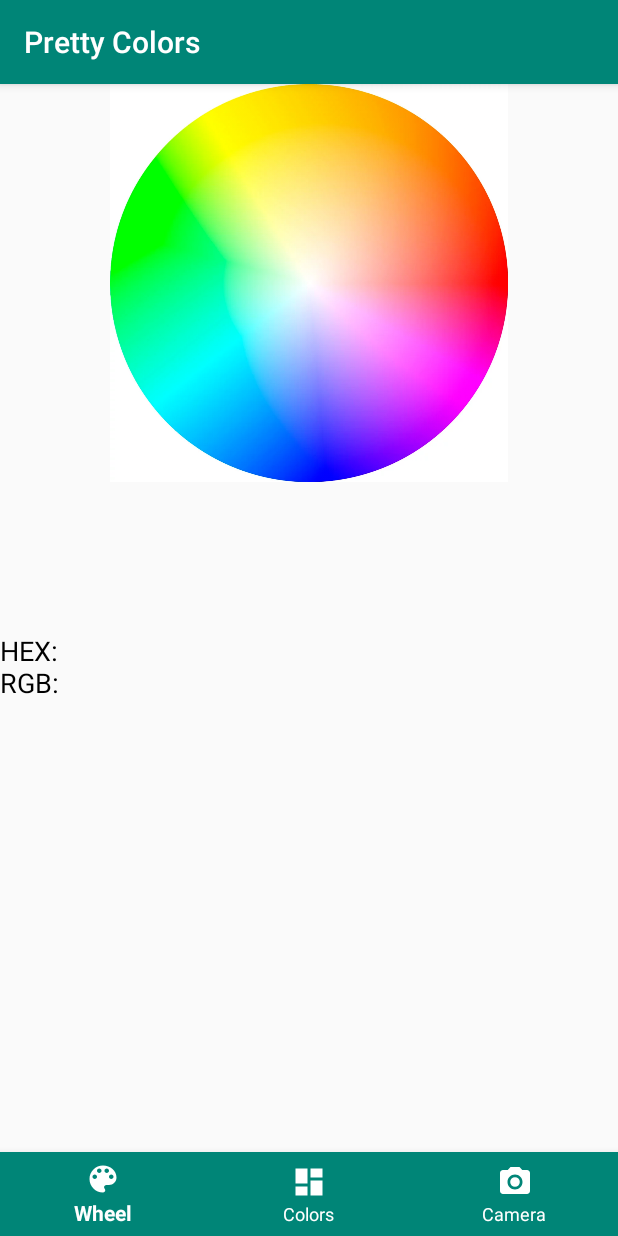
After one commit to VishBK/PrettyColors, an Android app: the fragment WheelFragment placed in its activity, on a phone screen of 412 x 824 dp. The commit adds this screen. Run offline under Robolectric (Android 15) with nearby library versions, the phone set to English and light mode, and no system bars.

Commit message:
Added Color Wheel

```diff
--- a/app/build.gradle
+++ b/app/build.gradle
@@ -23,6 +23,7 @@ dependencies {
     implementation 'com.android.support:appcompat-v7:28.0.0'
     implementation 'com.android.support:design:28.0.0'
     implementation 'com.android.support.constraint:constraint-layout:1.1.3'
+    implementation 'com.android.support:support-v4:28.0.0'
     testImplementation 'junit:junit:4.12'
     androidTestImplementation 'com.android.support.test:runner:1.0.2'
     androidTestImplementation 'com.android.support.test.espresso:espresso-core:3.0.2'
--- /dev/null
+++ b/app/src/main/java/com/example/vishk/prettycolors/CameraFragment.java
@@ -0,0 +1,25 @@
+package com.example.vishk.prettycolors;
+
+import android.os.Bundle;
+import android.support.v4.app.Fragment;
+import android.view.LayoutInflater;
+import android.view.View;
+import android.view.ViewGroup;
+
+
+/**
+ * A simple {@link Fragment} subclass.
+ */
+public class CameraFragment extends Fragment {
+
+    public CameraFragment() {
+        // Required empty public constructor
+    }
+
+    @Override
+    public View onCreateView(LayoutInflater inflater, ViewGroup container,
+                             Bundle savedInstanceState) {
+        // Inflate the layout for this fragment
+        return inflater.inflate(R.layout.fragment_camera, container, false);
+    }
+}
--- /dev/null
+++ b/app/src/main/java/com/example/vishk/prettycolors/ColorsFragment.java
@@ -0,0 +1,25 @@
+package com.example.vishk.prettycolors;
+
+import android.os.Bundle;
+import android.support.v4.app.Fragment;
+import android.view.LayoutInflater;
+import android.view.View;
+import android.view.ViewGroup;
+
+
+/**
+ * A simple {@link Fragment} subclass.
+ */
+public class ColorsFragment extends Fragment {
+
+    public ColorsFragment() {
+        // Required empty public constructor
+    }
+
+    @Override
+    public View onCreateView(LayoutInflater inflater, ViewGroup container,
+                             Bundle savedInstanceState) {
+        // Inflate the layout for this fragment
+        return inflater.inflate(R.layout.fragment_colors, container, false);
+    }
+}
--- a/app/src/main/java/com/example/vishk/prettycolors/MainActivity.java
+++ b/app/src/main/java/com/example/vishk/prettycolors/MainActivity.java
@@ -1,44 +1,80 @@
 package com.example.vishk.prettycolors;
 
+import android.annotation.SuppressLint;
+import android.graphics.Bitmap;
+import android.graphics.Color;
 import android.os.Bundle;
 import android.support.annotation.NonNull;
 import android.support.design.widget.BottomNavigationView;
+import android.support.v4.app.Fragment;
+import android.support.v4.app.FragmentTransaction;
 import android.support.v7.app.AppCompatActivity;
 import android.view.MenuItem;
+import android.view.MotionEvent;
+import android.view.View;
+import android.widget.FrameLayout;
+import android.widget.ImageView;
 import android.widget.TextView;
 
 public class MainActivity extends AppCompatActivity {
 
     private TextView mTextMessage;
+    private FrameLayout mMainFrame;
+    private BottomNavigationView mMainNav;
 
-    private BottomNavigationView.OnNavigationItemSelectedListener mOnNavigationItemSelectedListener
-            = new BottomNavigationView.OnNavigationItemSelectedListener() {
+    private WheelFragment wheelFragment;
+    private ColorsFragment colorsFragment;
+    private CameraFragment cameraFragment;
 
-        @Override
-        public boolean onNavigationItemSelected(@NonNull MenuItem item) {
-            switch (item.getItemId()) {
-                case R.id.navigation_home:
-                    mTextMessage.setText(R.string.title_home);
-                    return true;
-                case R.id.navigation_dashboard:
-                    mTextMessage.setText(R.string.title_dashboard);
-                    return true;
-                case R.id.navigation_notifications:
-                    mTextMessage.setText(R.string.title_camera);
-                    return true;
-            }
-            return false;
-        }
-    };
 
+    @SuppressLint("ClickableViewAccessibility")
     @Override
     protected void onCreate(Bundle savedInstanceState) {
         super.onCreate(savedInstanceState);
         setContentView(R.layout.activity_main);
 
-        mTextMessage = (TextView) findViewById(R.id.message);
-        BottomNavigationView navigation = (BottomNavigationView) findViewById(R.id.navigation);
-        navigation.setOnNavigationItemSelectedListener(mOnNavigationItemSelectedListener);
+        mTextMessage = findViewById(R.id.message);
+        mMainFrame = findViewById(R.id.main_frame);
+        mMainNav = findViewById(R.id.main_nav);
+
+        wheelFragment = new WheelFragment();
+        colorsFragment = new ColorsFragment();
+        cameraFragment = new CameraFragment();
+
+        setFragment(colorsFragment);
+
+        mMainNav.setOnNavigationItemSelectedListener(new BottomNavigationView.OnNavigationItemSelectedListener() {
+            @Override
+            public boolean onNavigationItemSelected(@NonNull MenuItem menuItem) {
+                switch (menuItem.getItemId()) {
+                    case R.id.navigation_home:
+                        //mMainNav.setItemBackgroundResource(R.color.colorAccent);
+                        setFragment(wheelFragment);
+                        //mTextMessage.setText(R.string.title_home);
+                        return true;
+                    case R.id.navigation_dashboard:
+                        //mMainNav.setItemBackgroundResource(R.color.colorAccent);
+                        setFragment(colorsFragment);
+                        //mTextMessage.setText(R.string.title_dashboard);
+                        return true;
+                    case R.id.navigation_camera:
+                        //mMainNav.setItemBackgroundResource(R.color.colorAccent);
+                        setFragment(cameraFragment);
+                        //mTextMessage.setText(R.string.title_camera);
+                        return true;
+
+                    default:
+                        return false;
+                }
+            }
+        });
+    }
+
+    private void setFragment(Fragment fragment) {
+        FragmentTransaction fragmentTransaction = getSupportFragmentManager().beginTransaction();
+
+        fragmentTransaction.replace(R.id.main_frame, fragment);
+        fragmentTransaction.commit();
     }
 
 }
--- /dev/null
+++ b/app/src/main/java/com/example/vishk/prettycolors/WheelFragment.java
@@ -0,0 +1,97 @@
+package com.example.vishk.prettycolors;
+
+import android.annotation.SuppressLint;
+import android.graphics.Bitmap;
+import android.graphics.Canvas;
+import android.graphics.Color;
+import android.graphics.Paint;
+import android.os.Bundle;
+import android.support.v4.app.Fragment;
+import android.view.LayoutInflater;
+import android.view.MotionEvent;
+import android.view.SurfaceHolder;
+import android.view.View;
+import android.view.ViewGroup;
+import android.widget.ImageView;
+import android.widget.TextView;
+
+
+/**
+ * A simple {@link Fragment} subclass.
+ */
+public class WheelFragment extends Fragment implements View.OnTouchListener {
+
+    private ImageView mImageView;
+    private TextView mHexResult;
+    private View mColorView1, mColorView2, mColorView3;
+    private Bitmap bitmap;
+
+    private final SurfaceHolder mHolder;
+    private final Paint paint = new Paint(Paint.ANTI_ALIAS_FLAG);
+
+    public WheelFragment() {
+        // Required empty public constructor
+        surfaceHolder = getHolder();
+        paint.setColor(Color.RED);
+        paint.setStyle(Paint.Style.FILL);
+    }
+
+    @SuppressLint("ClickableViewAccessibility")
+    @Override
+    public View onCreateView(LayoutInflater inflater, ViewGroup container,
+                             Bundle savedInstanceState) {
+
+        View v = inflater.inflate(R.layout.fragment_wheel, container, false);
+
+        mImageView = v.findViewById(R.id.imageView);
+        mHexResult = v.findViewById(R.id.mHexResult);
+        mColorView1 = v.findViewById(R.id.colorView1);
+        mColorView2 = v.findViewById(R.id.colorView2);
+        mColorView3 = v.findViewById(R.id.colorView3);
+
+        mImageView.setDrawingCacheEnabled(true);
+        mImageView.buildDrawingCache(true);
+
+        mImageView.setOnTouchListener(new View.OnTouchListener() {
+            @Override
+            public boolean onTouch(View v, MotionEvent event) {
+                if (event.getAction() == MotionEvent.ACTION_DOWN || event.getAction() == MotionEvent.ACTION_MOVE) {
+                    bitmap = mImageView.getDrawingCache();
+
+                    int pixel = bitmap.getPixel((int) event.getX(), (int) event.getY());
+
+                    //getting RGB values
+                    int r = Color.red(pixel);
+                    int g = Color.green(pixel);
+                    int b = Color.blue(pixel);
+
+                    float[] hsv = new float[3];
+                    Color.RGBToHSV(r, g, b, hsv);
+
+                    //getting HEX value
+                    String hex = "\nHEX: #" + Integer.toHexString(pixel);
+
+                    mHexResult.setText("RGB: " + r + ", " + g + ", " + b + hex);
+                    mColorView1.setBackgroundColor(Color.rgb(r, g, b));
+                    hsv[0] = (hsv[0] + 120) % 360;
+                    mColorView2.setBackgroundColor(Color.HSVToColor(hsv));
+                    hsv[0] = (hsv[0] + 120) % 360;
+                    mColorView3.setBackgroundColor(Color.HSVToColor(hsv));\
+
+                    Canvas canvas = surfaceHolder.lockCanvas();
+                    canvas.drawColor(Color.BLACK);
+                    canvas.drawCircle(event.getX(), event.getY(), 50, paint);
+                    surfaceHolder.unlockCanvasAndPost(canvas);
+                }
+                return true;
+            }
+        });
+
+        return v;
+    }
+
+    @Override
+    public boolean onTouch(View v, MotionEvent event) {
+        return false;
+    }
+}
--- /dev/null
+++ b/app/src/main/res/drawable/ic_color_lens_black_24dp.xml
@@ -0,0 +1,9 @@
+<vector xmlns:android="http://schemas.android.com/apk/res/android"
+        android:width="24dp"
+        android:height="24dp"
+        android:viewportWidth="24.0"
+        android:viewportHeight="24.0">
+    <path
+        android:fillColor="#FF000000"
+        android:pathData="M12,3c-4.97,0 -9,4.03 -9,9s4.03,9 9,9c0.83,0 1.5,-0.67 1.5,-1.5 0,-0.39 -0.15,-0.74 -0.39,-1.01 -0.23,-0.26 -0.38,-0.61 -0.38,-0.99 0,-0.83 0.67,-1.5 1.5,-1.5L16,16c2.76,0 5,-2.24 5,-5 0,-4.42 -4.03,-8 -9,-8zM6.5,12c-0.83,0 -1.5,-0.67 -1.5,-1.5S5.67,9 6.5,9 8,9.67 8,10.5 7.33,12 6.5,12zM9.5,8C8.67,8 8,7.33 8,6.5S8.67,5 9.5,5s1.5,0.67 1.5,1.5S10.33,8 9.5,8zM14.5,8c-0.83,0 -1.5,-0.67 -1.5,-1.5S13.67,5 14.5,5s1.5,0.67 1.5,1.5S15.33,8 14.5,8zM17.5,12c-0.83,0 -1.5,-0.67 -1.5,-1.5S16.67,9 17.5,9s1.5,0.67 1.5,1.5 -0.67,1.5 -1.5,1.5z"/>
+</vector>
--- a/app/src/main/res/layout/activity_main.xml
+++ b/app/src/main/res/layout/activity_main.xml
@@ -8,15 +8,28 @@
     tools:context=".MainActivity">
 
     <android.support.design.widget.BottomNavigationView
-        android:id="@+id/navigation"
+        android:id="@+id/main_nav"
         android:layout_width="0dp"
         android:layout_height="wrap_content"
         android:background="?android:attr/windowBackground"
+        app:itemBackground="@color/colorPrimary"
+        app:itemIconTint="@color/colorWhite"
+        app:itemTextColor="@color/colorWhite"
         app:layout_constraintBottom_toBottomOf="parent"
         app:layout_constraintLeft_toLeftOf="parent"
         app:layout_constraintRight_toRightOf="parent"
-        app:menu="@menu/navigation" >
+        app:menu="@menu/navigation">
 
     </android.support.design.widget.BottomNavigationView>
 
+    <FrameLayout
+        android:id="@+id/main_frame"
+        android:layout_width="match_parent"
+        android:layout_height="match_parent"
+        android:layout_above="@+id/main_nav"
+        android:layout_alignParentStart="true"
+        android:layout_alignParentTop="true">
+
+    </FrameLayout>
+
 </android.support.constraint.ConstraintLayout>
--- /dev/null
+++ b/app/src/main/res/layout/fragment_wheel.xml
@@ -0,0 +1,52 @@
+<?xml version="1.0" encoding="utf-8"?>
+<RelativeLayout xmlns:android="http://schemas.android.com/apk/res/android"
+    xmlns:tools="http://schemas.android.com/tools"
+    android:layout_width="match_parent"
+    android:layout_height="match_parent"
+    tools:context=".WheelFragment">
+
+    <ImageView
+        android:id="@+id/imageView"
+        android:layout_width="wrap_content"
+        android:layout_height="265dp"
+        android:contentDescription="Color Wheel"
+        android:src="@drawable/color_wheel" />
+
+    <TextView
+        android:id="@+id/mHexResult"
+        android:layout_width="match_parent"
+        android:layout_height="wrap_content"
+        android:layout_below="@+id/colorView1"
+        android:layout_alignParentStart="true"
+        android:text="HEX: \nRGB:"
+        android:textColor="#000"
+        android:textSize="18sp" />
+
+    <View
+        android:id="@+id/colorView1"
+        android:layout_width="125dp"
+        android:layout_height="100dp"
+        android:layout_below="@+id/imageView"
+        android:layout_alignParentStart="true" />
+
+    <View
+        android:id="@+id/colorView2"
+        android:layout_width="125dp"
+        android:layout_height="100dp"
+        android:layout_below="@+id/imageView"
+        android:layout_alignParentStart="true"
+        android:layout_marginStart="128dp"
+        android:layout_marginTop="0dp" />
+
+    <View
+        android:id="@+id/colorView3"
+        android:layout_width="125dp"
+        android:layout_height="100dp"
+        android:layout_below="@+id/imageView"
+        android:layout_alignParentStart="true"
+        android:layout_alignParentEnd="true"
+        android:layout_marginStart="259dp"
+        android:layout_marginTop="0dp"
+        android:layout_marginEnd="0dp" />
+
+</RelativeLayout>
--- a/app/src/main/res/menu/navigation.xml
+++ b/app/src/main/res/menu/navigation.xml
@@ -3,7 +3,7 @@
 
     <item
         android:id="@+id/navigation_home"
-        android:icon="@drawable/ic_home_black_24dp"
+        android:icon="@drawable/ic_color_lens_black_24dp"
         android:title="@string/title_home" />
 
     <item
--- a/app/src/main/res/values/colors.xml
+++ b/app/src/main/res/values/colors.xml
@@ -3,4 +3,5 @@
     <color name="colorPrimary">#008577</color>
     <color name="colorPrimaryDark">#00574B</color>
     <color name="colorAccent">#D81B60</color>
+    <color name="colorWhite">#FFFF</color>
 </resources>
--- a/app/src/main/res/values/strings.xml
+++ b/app/src/main/res/values/strings.xml
@@ -1,6 +1,9 @@
 <resources>
-    <string name="app_name">PrettyColors</string>
-    <string name="title_home">Home</string>
-    <string name="title_dashboard">Dashboard</string>
+    <string name="app_name">Pretty Colors</string>
+    <string name="title_home">Wheel</string>
+    <string name="title_dashboard">Colors</string>
     <string name="title_camera">Camera</string>
+
+    <!-- TODO: Remove or change this placeholder text -->
+    <string name="hello_blank_fragment">Hello blank fragment</string>
 </resources>
```
Also changed, not shown: app/src/main/res/layout/fragment_camera.xml (added, +14 -0 lines), app/src/main/res/layout/fragment_colors.xml (added, +24 -0 lines), app/src/main/res/drawable/color_wheel.PNG (added).
